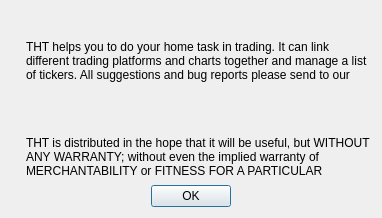
Before: the Qt Designer form about.ui in HappySeaFox/tht, drawn with Qt 5.
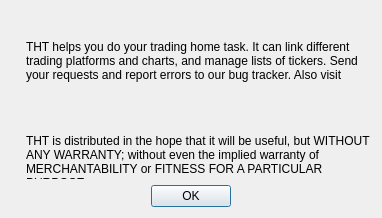
After: the same form once the commit is applied. Icons and pictures are not drawn.

Diff of the .ui file:
```diff
--- a/about.ui
+++ b/about.ui
@@ -93,7 +93,7 @@
           </sizepolicy>
          </property>
          <property name="text">
-          <string extracomment="The URL to visit will be added in runtime">THT helps you to do your home task in trading. It can link different trading platforms and charts together and manage a list of tickers. All suggestions and bug reports please send to our bug tracker, also visit</string>
+          <string extracomment="The URL to visit will be added in runtime">THT helps you do your trading home task. It can link different trading platforms and charts, and manage lists of tickers. Send your requests and report errors to our bug tracker. Also visit</string>
          </property>
          <property name="wordWrap">
           <bool>true</bool>
```
